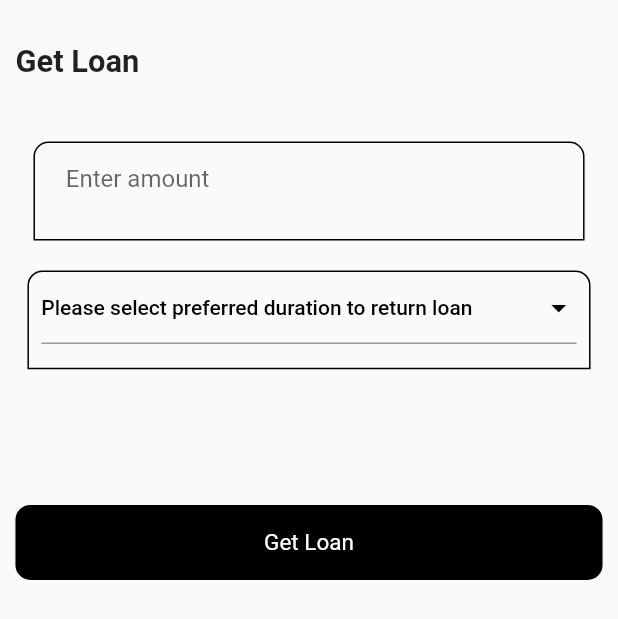
After one commit to maykhid/Sides, a Flutter app: the AcquireLoanScreen screen opened directly, on a phone screen of 412 x 824 dp. The commit adds this screen. Shown: the top 619 px of the screen. Run offline on Flutter 3.47's test engine with Material 2 defaults, Android fonts, the phone set to English and light mode, and no system bars; our stand-ins replace cloud_firestore, firebase_auth, firebase_core, pie_chart, sizer; accounts and stored records are empty; Roboto replaces fonts that are missing (Poppins); statements that could not run were skipped.

Commit message:
added feature for getting loans, minor changes

```diff
--- /dev/null
+++ b/lib/extras/essentials.dart
@@ -0,0 +1,30 @@
+import 'package:trove_app/models/portfolio_position.dart';
+
+class EssentialFunctions {
+  String formatToStringComma(String value) {
+    String norm = value.replaceAllMapped(
+        RegExp(r'(\d{1,3})(?=(\d{3})+(?!\d))'), (Match m) => '${m[1]},');
+    return norm;
+  }
+
+  convertMapToList(List data) {
+    var list = [];
+    for (var i = 0; i < data.length; i++) {
+      Map<dynamic, dynamic> currentElement = data[i];
+      // currentElement.forEach((key, value) => list.add())
+      list.add(Portfolio.fromMap(currentElement));
+    }
+    return list;
+  }
+
+  int sixtyPercent(String amount) {
+    try{
+      int newAmount = (int.parse(amount) * 0.6).toInt();
+      return newAmount;
+    } catch (e) {
+      return null;
+    }
+    // newAmount = (newAmount * 0.6).toInt();
+
+  }
+}
--- a/lib/extras/validators.dart
+++ b/lib/extras/validators.dart
@@ -30,3 +30,21 @@ class PasswordFieldValidator {
     return null;
   }
 }
+
+class LoanValidator {
+  // double maximumAmount;
+
+  // LoanValidator(this.maximumAmount);
+
+  static String validate(int loanAmount, int maximumAmount) {
+    try {
+      //
+      if (loanAmount > maximumAmount)
+        return 'Your loan cannot be more than \$' '$maximumAmount';
+      //
+      return null;
+    } catch (e) {
+      return "Loan amount cannot be empty";
+    }
+  }
+}
--- /dev/null
+++ b/lib/models/loan_model.dart
@@ -0,0 +1,27 @@
+var jsonLoan = {
+  "amount": 0.00,
+  "paid": false,
+  "duration": "12 months",
+};
+
+class Loan {
+  var amount;
+  var paid;
+  var duration;
+
+  Loan({
+    this.amount,
+    this.paid,
+    this.duration,
+  });
+
+  Loan.fromMap(Map<dynamic, dynamic> data)
+      : amount = data["amount"] ?? "",
+        paid = data["paid"] ?? "",
+        duration = data["duration"] ?? "";
+
+  @override
+  String toString() {
+    return '{ ${this.amount}, ${this.paid}, ${this.duration},}';
+  }
+}
--- /dev/null
+++ b/lib/screens/acquire_loan_screen.dart
@@ -0,0 +1,193 @@
+import 'package:flutter/material.dart';
+import 'package:flutter/services.dart';
+import 'package:provider/provider.dart';
+import 'package:trove_app/extras/essentials.dart';
+import 'package:trove_app/extras/validators.dart';
+import 'package:trove_app/services/auth.dart';
+import 'package:trove_app/services/firestore.dart';
+import 'package:trove_app/widgets/buttons.dart';
+import 'package:trove_app/widgets/dash_header.dart';
+import 'package:sizer/sizer.dart';
+
+class AcquireLoanScreen extends StatefulWidget {
+  @override
+  _AcquireLoanScreenState createState() => _AcquireLoanScreenState();
+}
+
+class _AcquireLoanScreenState extends State<AcquireLoanScreen> {
+  var list = ['6 months', '12 months'];
+  String _chosenDuration;
+  final GlobalKey<FormState> formKey = GlobalKey<FormState>();
+  final _scaffoldKey = GlobalKey<ScaffoldState>();
+  var _loanAmount;
+  EssentialFunctions _essentialFunctions = EssentialFunctions();
+  String _maximumAmount;
+
+  @override
+  Widget build(BuildContext context) {
+    return Consumer2<Auth, FirestoreNotifier>(
+        builder: (context, auth, firestore, _) {
+      return Scaffold(
+        key: _scaffoldKey,
+        body: SafeArea(
+          child: Padding(
+            padding: EdgeInsets.only(left: 2.5.w, right: 2.5.w),
+            child: Column(
+              crossAxisAlignment: CrossAxisAlignment.start,
+              children: [
+                // header
+                DashHeader(
+                  headerText: 'Get Loan',
+                ),
+
+                Form(
+                  key: formKey,
+                  child: Container(
+                    child: Column(
+                      crossAxisAlignment: CrossAxisAlignment.start,
+                      children: [
+                        // loan amount
+                        buildLoanField(),
+
+                        // duration
+                        buildDurationDropDown(),
+
+                        SizedBox(height: 10.0.h),
+                        //
+                        Button.plain(
+                          label: 'Get Loan',
+                          useGradient: false,
+                          buttonColor: Colors.black,
+                          useIcon: false,
+                          onPressed: () async {
+                            if (formKey.currentState.validate()) {
+                              formKey.currentState.save();
+
+                              await firestore.acquireLoan(
+                                collection: 'loans',
+                                document: 'loansDoc${auth.user.uid}',
+                                amount: int.parse(_loanAmount),
+                                paid: false,
+                                duration: _chosenDuration,
+                              );
+                            }
+                          },
+                        ),
+                      ],
+                    ),
+                  ),
+                ),
+              ],
+            ),
+          ),
+        ),
+      );
+    });
+  }
+
+  Padding buildDurationDropDown() {
+    return Padding(
+      padding: const EdgeInsets.all(8.0),
+      child: Container(
+        // width: double.infinity,
+        height: 8.0.h,
+        padding: EdgeInsets.only(left: 2.0.w, right: 2.0.w),
+        //
+        decoration: BoxDecoration(
+          border: Border.all(),
+          borderRadius: BorderRadius.only(
+            topLeft: Radius.circular(10.0),
+            topRight: Radius.circular(10.0),
+          ),
+        ),
+        //
+        child: DropdownButtonFormField<String>(
+          focusColor: Colors.transparent,
+          value: _chosenDuration,
+          elevation: 5,
+          style: TextStyle(color: Colors.white),
+          iconEnabledColor: Colors.black,
+          items: list.map<DropdownMenuItem<String>>((String value) {
+            return DropdownMenuItem<String>(
+              value: value,
+              child: Text(
+                value,
+                style: TextStyle(color: Colors.black),
+              ),
+            );
+          }).toList(),
+          //
+          hint: Text(
+            "Please select preferred duration to return loan",
+            style: TextStyle(
+                color: Colors.black, fontSize: 14, fontWeight: FontWeight.w500),
+          ),
+
+          onChanged: (String value) {
+            setState(() {
+              _chosenDuration = value;
+            });
+          },
+          //
+          validator: (value) => value == null ? 'Duration is required' : null,
+          onSaved: (newValue) => _chosenDuration = newValue,
+        ),
+      ),
+    );
+  }
+
+  Container buildLoanField() {
+
+    //
+    return Container(
+      width: double.infinity,
+      height: 8.0.h,
+      margin: EdgeInsets.all(12),
+      decoration: BoxDecoration(
+        border: Border.all(),
+        borderRadius: BorderRadius.only(
+          topLeft: Radius.circular(10.0),
+          topRight: Radius.circular(10.0),
+        ),
+      ),
+
+      //
+      child: TextFormField(
+        decoration: InputDecoration(
+          contentPadding: EdgeInsets.only(left: 5.0.w),
+          border: InputBorder.none,
+          focusedBorder: InputBorder.none,
+          // enabledBorder: InputBorder.none,
+          // errorBorder: InputBorder.none,
+          // disabledBorder: InputBorder.none,
+          hintText: "Enter amount ",
+        ),
+        onChanged: (_) async {
+          final check = await getFutureInt();
+          setState(() => _maximumAmount = check);
+        },
+        validator: (number) {
+          //
+          final digitOnly = int.tryParse(number);
+          //
+          // String total = getFutureInt().toString();
+          //
+          int sixtyPercentOf = _essentialFunctions.sixtyPercent(_maximumAmount);
+          //
+          return LoanValidator.validate(digitOnly, sixtyPercentOf);
+        },
+        onSaved: (String value) => _loanAmount = value,
+        keyboardType: TextInputType.numberWithOptions(decimal: true),
+        // inputFormatters: [FilteringTextInputFormatter.allow(RegExp('[0-9.,]+')),],
+      ),
+    );
+  }
+
+  //
+  getFutureInt() async {
+    var providerAuth = Provider.of<Auth>(context, listen: false);
+    var value = await Provider.of<FirestoreNotifier>(context, listen: false)
+        .getPortfolioValue(providerAuth.user.uid);
+    return value;
+  }
+}
--- a/lib/screens/settings_screen.dart
+++ b/lib/screens/settings_screen.dart
@@ -21,7 +21,9 @@ class _SettingsScreenState extends State<SettingsScreen> {
             Container(
               child: Column(
                 children: [
-                  ListTile(title: Text('Change Password'),)
+                  ListTile(title: Text('Change Username'),),
+                  ListTile(title: Text('Change Password'),),
+                  // ListTile(title: Text('Change Password'),),
                 ],
               ),
             )
--- a/lib/screens/signup_screen.dart
+++ b/lib/screens/signup_screen.dart
@@ -80,17 +80,17 @@ class _SignUpScreenState extends State<SignUpScreen> {
                             print("post user?");
 
                             // writes user data to firestore
-                            firestore.addUserToDb(
+                            await firestore.addUserToDb(
                                 uid: auth.user.uid,
                                 email: _email,
                                 username: _username,
                                 time: Timestamp.now());
 
                             // writes default data to firestore for user
-                            firestore.addDefaultPortfolio(
+                            await firestore.addDefaultPortfolio(
                                 json: jsonPortfolio,
                                 collection: 'portfolio',
-                                document: 'document-${auth.user.uid}');
+                                document: 'document${auth.user.uid}');
                           }
                         }
                       },
--- a/lib/services/firestore.dart
+++ b/lib/services/firestore.dart
@@ -1,5 +1,5 @@
 import 'package:flutter/material.dart';
-import 'package:trove_app/models/portfolio_position.dart';
+import 'package:trove_app/extras/essentials.dart';
 import 'package:trove_app/models/user_model.dart';
 import 'package:cloud_firestore/cloud_firestore.dart';
 
@@ -7,6 +7,7 @@ class FirestoreNotifier extends ChangeNotifier {
   FirebaseFirestore _firebaseFirestore;
   // bool _useFirestoreEmulator = true;
   UserModel _userModel = UserModel();
+  EssentialFunctions _essentialFunctions = EssentialFunctions();
 
   FirestoreNotifier.instance(this._firebaseFirestore);
 
@@ -29,21 +30,14 @@ class FirestoreNotifier extends ChangeNotifier {
   }
 
   Future<UserModel> getUserFromDb({@required String uid}) async {
+    try {
+      var data = await _firebaseFirestore.collection('users').doc(uid).get();
+      print(data.data());
 
-    try{
-    var data = await _firebaseFirestore.collection('users').doc(uid).get();
-    print(data.data());
-
-    return UserModel.getUserDetails(data.data());
-
-    } on FirebaseException catch (e){
+      return UserModel.getUserDetails(data.data());
+    } on FirebaseException catch (e) {
       print(e);
     }
-
-    // .map((snap) => UserModel.getUser(snap.data()));
-    // print(doc.data().toString());
-    // return UserModel.getUser(doc.data());
-    // return doc;
   }
 
   Future<void> addDefaultPortfolio(
@@ -67,46 +61,11 @@ class FirestoreNotifier extends ChangeNotifier {
           .get();
       print('User portfolio: ${data.data()}');
       // return portfolioFromJson(data.data()['defaultData']);
-      return convertMapToList(data.data()['defaultData']);
+      return _essentialFunctions.convertMapToList(data.data()['defaultData']);
     } on FirebaseException catch (e) {
       print(e);
     }
     // return sna
-  }
-
-  // Stream<List<Portfolio>> get portfolioData {
-  //   return _firebaseFirestore
-  //       .collection('portfolio')
-  //       .snapshots()
-  //       .map(portfolio);
-  // }
-
-  // List<Portfolio> portfolio(QuerySnapshot snapshot) {
-  //   snapshot.docs.map((doc) {
-  //     List<Portfolio> newList = [];
-  //     List<dynamic> portfolioMap = doc.data()['defaultData'];
-  //     portfolioMap.forEach((element) {
-  //       newList.add(
-  //         Portfolio(
-  //           equityValue: element['equityValue'],
-  //           totalQuantity: element['totalQuantity'],
-  //           pricePerShare: element['pricePerShare'],
-  //           symbol: element['symbol'],
-  //         ),
-  //       );
-  //     });
-  //     return newList;
-  //   });
-  // }
-
-  convertMapToList(List data) {
-    var list = [];
-    for (var i = 0; i < data.length; i++) {
-      Map<dynamic, dynamic> currentElement = data[i];
-      // currentElement.forEach((key, value) => list.add())
-      list.add(Portfolio.fromMap(currentElement));
-    }
-    return list;
   }
 
   Future getPortfolioValue(String uid) async {
@@ -128,11 +87,27 @@ class FirestoreNotifier extends ChangeNotifier {
 
       print('Sum equity: $value');
 
-      String valueString = value.toString();
+      return value.toInt().toString();
+    } on FirebaseException catch (e) {
+      print(e);
+    }
+  }
 
-      // returns an amount with comma
-      return valueString.replaceAllMapped(
-          RegExp(r'(\d{1,3})(?=(\d{3})+(?!\d))'), (Match m) => '${m[1]},');
+  Future acquireLoan({
+    String collection,
+    String document,
+    var amount,
+    var duration,
+    var paid,
+  }) async {
+    try {
+      await _firebaseFirestore.collection(collection).doc(document).set({
+        'loanData': {
+          "amount": amount,
+          "paid": paid,
+          "duration": duration,
+        },
+      });
     } on FirebaseException catch (e) {
       print(e);
     }
```
Also changed, not shown: lib/screens/assets_screen.dart (+11 -4 lines), lib/screens/home_screen.dart (+19 -3 lines), lib/screens/loan_screen.dart (added, +87 -0 lines), lib/widgets/dash_header.dart (+3 -4 lines).
